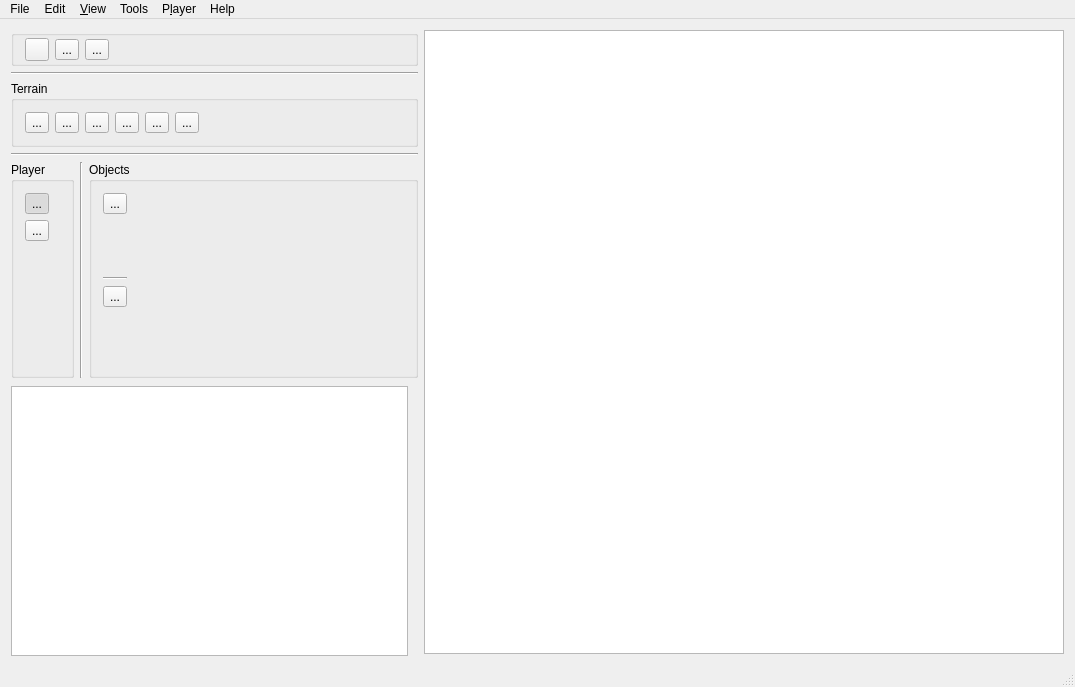
projectdelphai/ECS160_MapEditor, file MapEditor/mainwindow.ui: the form before one commit.
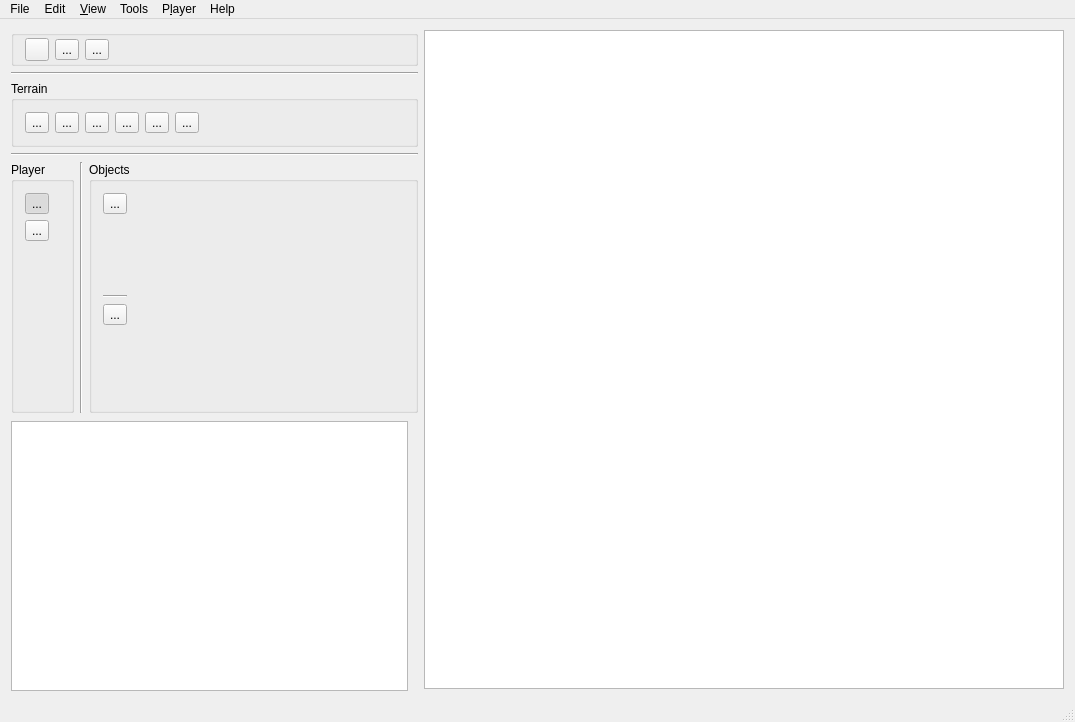
The form after the commit. Icons and pictures are not drawn.

Commit message: Edited background to be grey

```diff
--- a/MapEditor/mainwindow.ui
+++ b/MapEditor/mainwindow.ui
@@ -7,7 +7,7 @@
     <x>0</x>
     <y>0</y>
     <width>1075</width>
-    <height>687</height>
+    <height>722</height>
    </rect>
   </property>
   <property name="mouseTracking">
@@ -521,6 +521,15 @@
           <height>480</height>
          </size>
         </property>
+        <property name="backgroundBrush">
+         <brush brushstyle="SolidPattern">
+          <color alpha="128">
+           <red>0</red>
+           <green>0</green>
+           <blue>0</blue>
+          </color>
+         </brush>
+        </property>
        </widget>
       </item>
      </layout>
```
